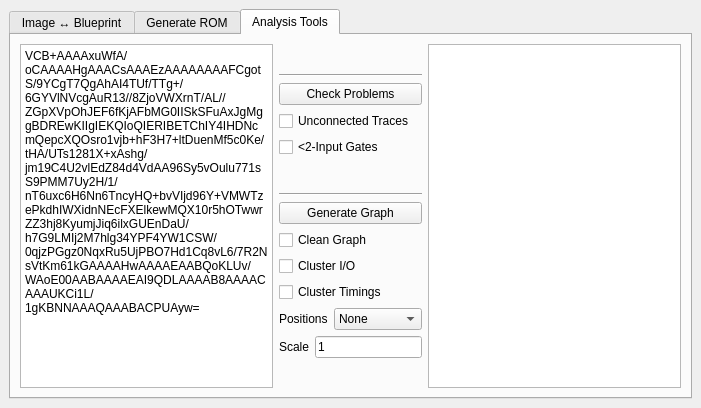
This is mainwindow.ui in JC3/vcbtool as Qt 5 draws it before an edit. The edited form follows.
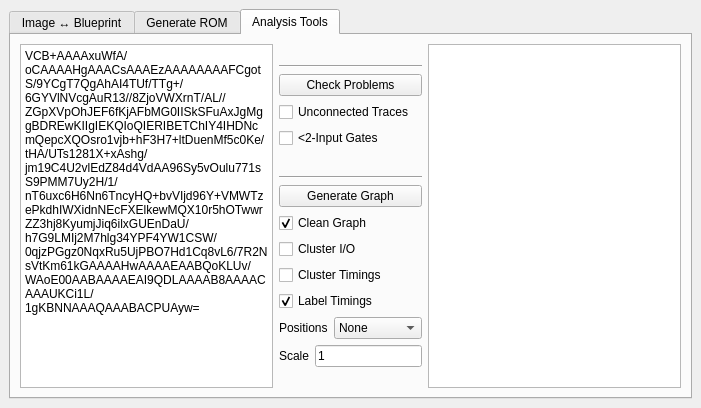
This is the edited form.

What changed in the file:
```diff
--- a/mainwindow.ui
+++ b/mainwindow.ui
@@ -415,6 +415,9 @@
             <property name="text">
              <string>Clean Graph</string>
             </property>
+            <property name="checked">
+             <bool>true</bool>
+            </property>
            </widget>
           </item>
           <item>
@@ -431,6 +434,16 @@
             </property>
            </widget>
           </item>
+          <item>
+           <widget class="QCheckBox" name="chkLabelTiming">
+            <property name="text">
+             <string>Label Timings</string>
+            </property>
+            <property name="checked">
+             <bool>true</bool>
+            </property>
+           </widget>
+          </item>
           <item>
            <layout class="QHBoxLayout" name="horizontalLayout_3">
             <item>
```
